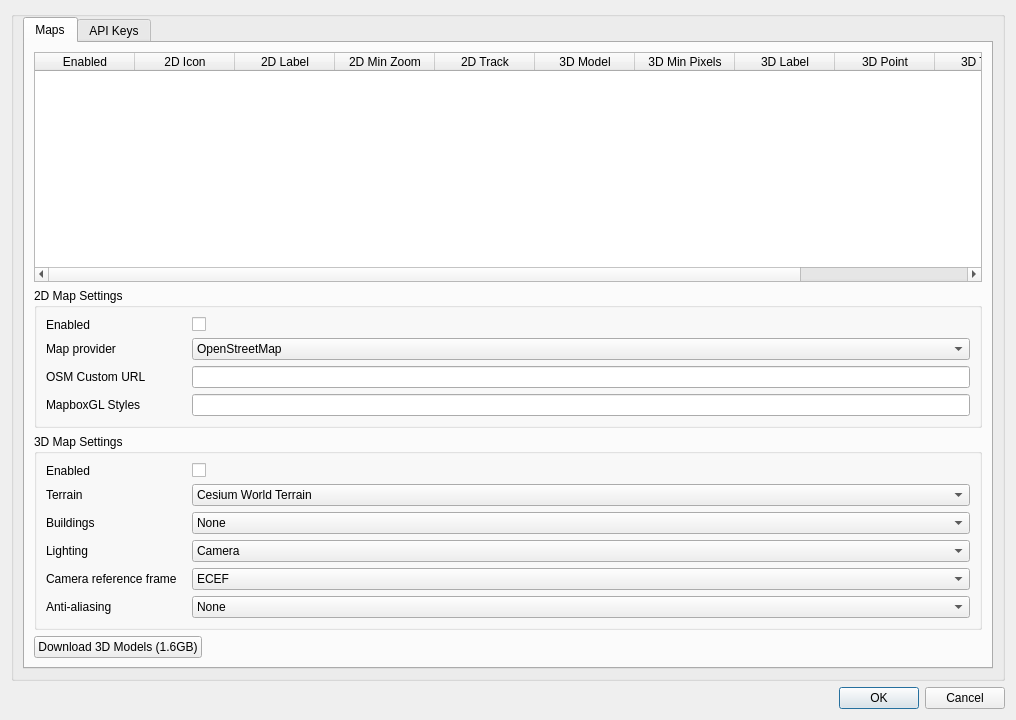
This is plugins/feature/map/mapsettingsdialog.ui in f4exb/sdrangel as Qt 5 draws it before an edit. The edited form follows.
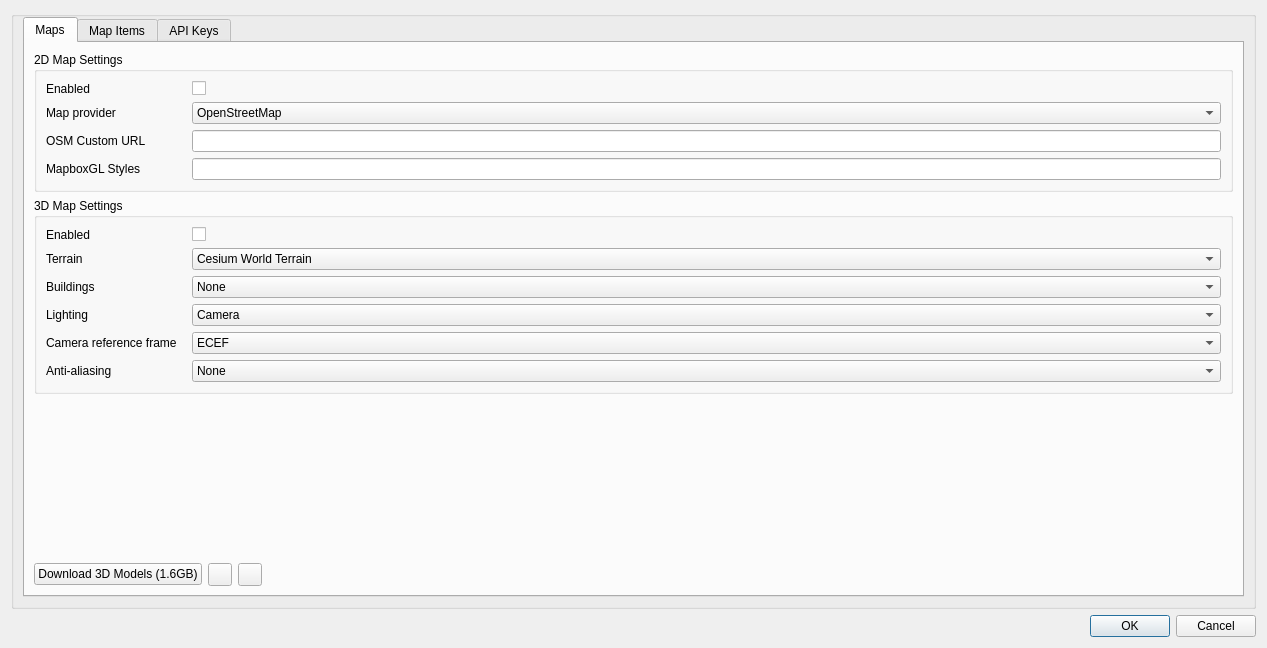
This is the edited form. Icons and pictures are not drawn.

Patch:
```diff
--- a/plugins/feature/map/mapsettingsdialog.ui
+++ b/plugins/feature/map/mapsettingsdialog.ui
@@ -6,8 +6,8 @@
    <rect>
     <x>0</x>
     <y>0</y>
-    <width>1016</width>
-    <height>720</height>
+    <width>1267</width>
+    <height>648</height>
    </rect>
   </property>
   <property name="font">
@@ -35,68 +35,6 @@
           <string>Maps</string>
          </attribute>
          <layout class="QVBoxLayout" name="verticalLayout_3">
-          <item>
-           <widget class="QTableWidget" name="mapItemSettings">
-            <property name="selectionMode">
-             <enum>QAbstractItemView::NoSelection</enum>
-            </property>
-            <column>
-             <property name="text">
-              <string>Enabled</string>
-             </property>
-            </column>
-            <column>
-             <property name="text">
-              <string>2D Icon</string>
-             </property>
-            </column>
-            <column>
-             <property name="text">
-              <string>2D Label</string>
-             </property>
-            </column>
-            <column>
-             <property name="text">
-              <string>2D Min Zoom</string>
-             </property>
-            </column>
-            <column>
-             <property name="text">
-              <string>2D Track</string>
-             </property>
-            </column>
-            <column>
-             <property name="text">
-              <string>3D Model</string>
-             </property>
-            </column>
-            <column>
-             <property name="text">
-              <string>3D Min Pixels</string>
-             </property>
-            </column>
-            <column>
-             <property name="text">
-              <string>3D Label</string>
-             </property>
-            </column>
-            <column>
-             <property name="text">
-              <string>3D Point</string>
-             </property>
-            </column>
-            <column>
-             <property name="text">
-              <string>3D Track</string>
-             </property>
-            </column>
-            <column>
-             <property name="text">
-              <string>3D Label Scale</string>
-             </property>
-            </column>
-           </widget>
-          </item>
           <item>
            <widget class="QGroupBox" name="map2DSettings">
             <property name="title">
@@ -346,6 +284,19 @@
             </layout>
            </widget>
           </item>
+          <item>
+           <spacer name="verticalSpacer">
+            <property name="orientation">
+             <enum>Qt::Vertical</enum>
+            </property>
+            <property name="sizeHint" stdset="0">
+             <size>
+              <width>20</width>
+              <height>40</height>
+             </size>
+            </property>
+           </spacer>
+          </item>
           <item>
            <layout class="QHBoxLayout" name="horizontalLayout">
             <item>
@@ -358,6 +309,34 @@
               </property>
              </widget>
             </item>
+            <item>
+             <widget class="QToolButton" name="getAirportDB">
+              <property name="toolTip">
+               <string>Download the latest OurAirports airport databases (10MB)</string>
+              </property>
+              <property name="text">
+               <string/>
+              </property>
+              <property name="icon">
+               <iconset resource="icons.qrc">
+                <normaloff>:/map/icons/controltower.png</normaloff>:/map/icons/controltower.png</iconset>
+              </property>
+             </widget>
+            </item>
+            <item>
+             <widget class="QToolButton" name="getAirspacesDB">
+              <property name="toolTip">
+               <string>Download airspaces and NAVAIDs from OpenAIP (40MB)</string>
+              </property>
+              <property name="text">
+               <string/>
+              </property>
+              <property name="icon">
+               <iconset resource="icons.qrc">
+                <normaloff>:/map/icons/vor.png</normaloff>:/map/icons/vor.png</iconset>
+              </property>
+             </widget>
+            </item>
             <item>
              <spacer name="horizontalSpacer">
               <property name="orientation">
@@ -375,6 +354,115 @@
           </item>
          </layout>
         </widget>
+        <widget class="QWidget" name="mapItemsTab">
+         <attribute name="title">
+          <string>Map Items</string>
+         </attribute>
+         <layout class="QHBoxLayout" name="horizontalLayout_2">
+          <item>
+           <widget class="QTableWidget" name="mapItemSettings">
+            <property name="selectionMode">
+             <enum>QAbstractItemView::NoSelection</enum>
+            </property>
+            <column>
+             <property name="text">
+              <string>Enabled</string>
+             </property>
+             <property name="toolTip">
+              <string>Whether items of this type will be displayed on the maps</string>
+             </property>
+            </column>
+            <column>
+             <property name="text">
+              <string>2D Icon</string>
+             </property>
+             <property name="toolTip">
+              <string>Whether to display icon on 2D map</string>
+             </property>
+            </column>
+            <column>
+             <property name="text">
+              <string>2D Label</string>
+             </property>
+             <property name="toolTip">
+              <string>Whether to display label on 2D map</string>
+             </property>
+            </column>
+            <column>
+             <property name="text">
+              <string>2D Min Zoom</string>
+             </property>
+            </column>
+            <column>
+             <property name="text">
+              <string>2D Colour</string>
+             </property>
+             <property name="toolTip">
+              <string>Track colour or 2D map</string>
+             </property>
+            </column>
+            <column>
+             <property name="text">
+              <string>3D Model</string>
+             </property>
+             <property name="toolTip">
+              <string>Whether to display model on 3D map</string>
+             </property>
+            </column>
+            <column>
+             <property name="text">
+              <string>3D Min Pixels</string>
+             </property>
+            </column>
+            <column>
+             <property name="text">
+              <string>3D Label</string>
+             </property>
+             <property name="toolTip">
+              <string>Whether to display label on 3D map</string>
+             </property>
+            </column>
+            <column>
+             <property name="text">
+              <string>3D Point</string>
+             </property>
+             <property name="toolTip">
+              <string>Whether to display a point on 3D map</string>
+             </property>
+            </column>
+            <column>
+             <property name="text">
+              <string>3D Colour</string>
+             </property>
+            </column>
+            <column>
+             <property name="text">
+              <string>3D Label Scale</string>
+             </property>
+             <property name="toolTip">
+              <string>Scale factor for label on 3D map</string>
+             </property>
+            </column>
+            <column>
+             <property name="text">
+              <string>Filter Name</string>
+             </property>
+             <property name="toolTip">
+              <string>Regular expression to filter by name (Only items with names matching the pattern will be displayed)</string>
+             </property>
+            </column>
+            <column>
+             <property name="text">
+              <string>Filter Distance (km)</string>
+             </property>
+             <property name="toolTip">
+              <string>Filter objects further than this distance in km away from My Position</string>
+             </property>
+            </column>
+           </widget>
+          </item>
+         </layout>
+        </widget>
         <widget class="QWidget" name="apiKeysTab">
          <attribute name="title">
           <string>API Keys</string>
```
Left out of the diff: 21 changed lines with no effect on the pictures.
